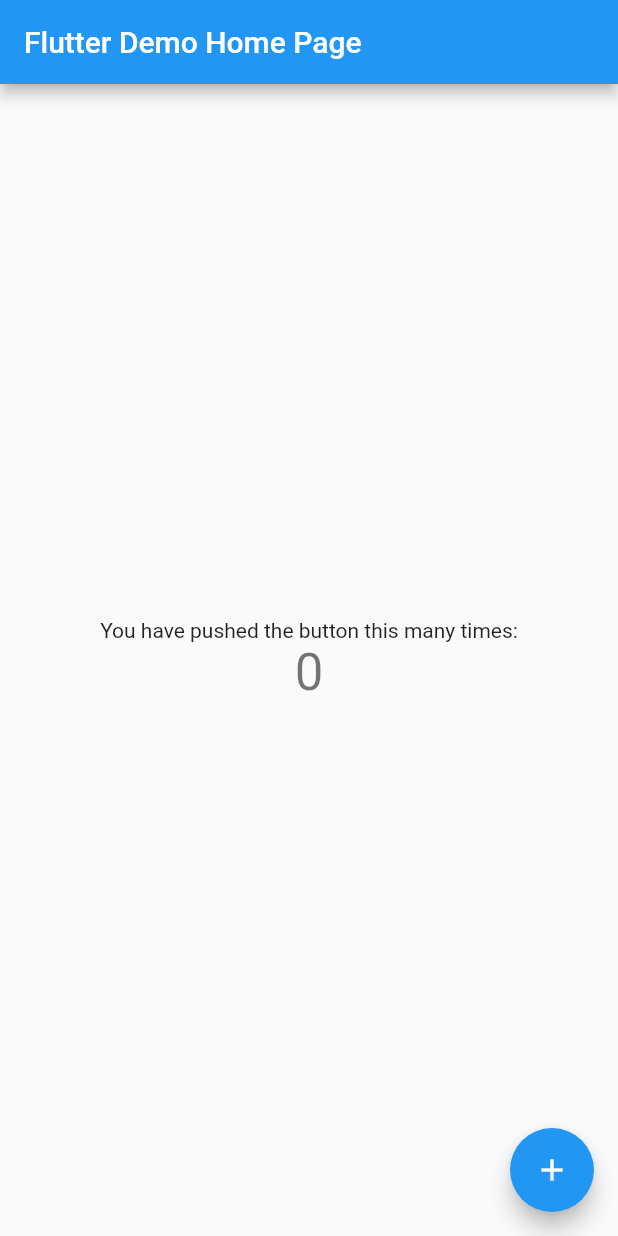
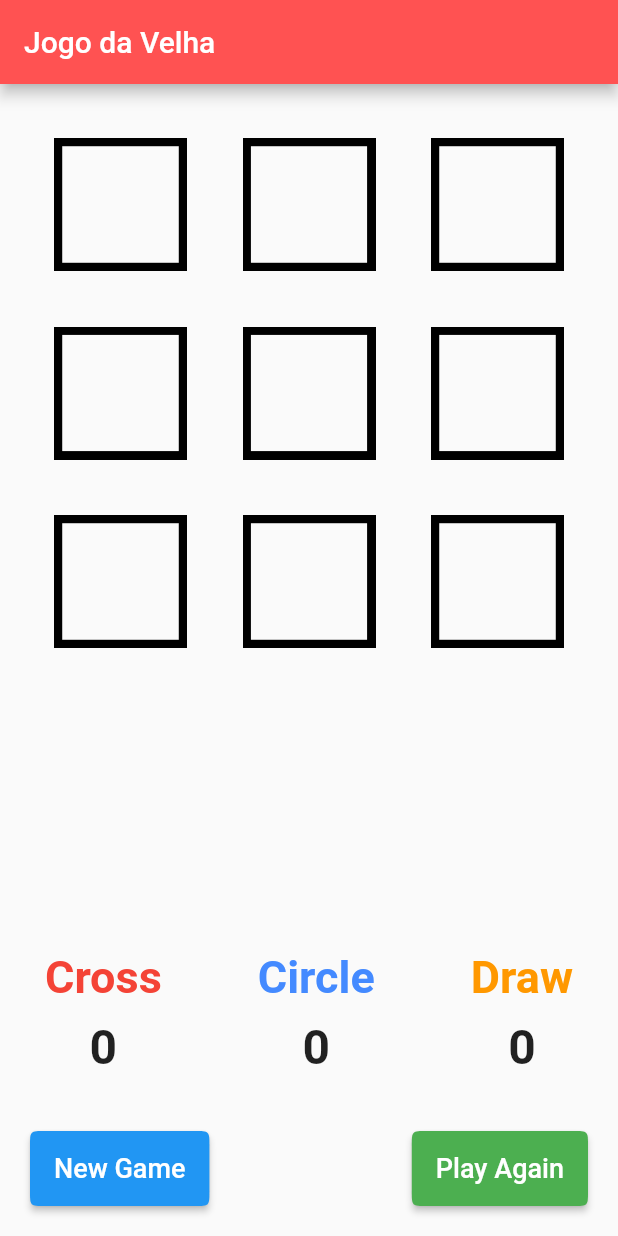
Before and after one commit to Vini03-Alcantra/JogoDaVelha, a Flutter app: the screen it shows after launch, on a phone screen of 412 x 824 dp. Run offline on Flutter 3.47's test engine with Material 2 defaults, Android fonts, the phone set to English and light mode, and no system bars.

Commit message:
Jogo da velha finalizado e funcioando'

```diff
--- /dev/null
+++ b/lib/home_page.dart
@@ -0,0 +1,328 @@
+import 'package:flutter/material.dart';
+
+class HomePage extends StatefulWidget {
+  @override
+  _HomePageState createState() => _HomePageState();
+}
+
+class _HomePageState extends State<HomePage> {
+  final _scaffoldKey = new GlobalKey<ScaffoldState>();
+
+  AssetImage cross = AssetImage("imagens/cross.png");
+  AssetImage circle = AssetImage("imagens/circle.png");
+  AssetImage edit = AssetImage("imagens/edit.png");
+
+  int crossWin = 0;
+  int circleWin = 0;
+  int draw = 0;
+
+  List<String> gameState;
+
+  bool isCross = true;
+  bool gameEnd = false;
+
+
+  @override
+  void initState(){
+    super.initState();
+    setState(() {
+      gameState = [
+        "empty",
+        "empty",
+        "empty",
+        "empty",
+        "empty",
+        "empty",
+        "empty",
+        "empty",
+        "empty",
+      ];
+    });
+  }
+
+  AssetImage getImage(String value){
+    switch (value) {
+      case ('empty'):
+        return edit;
+        break;
+      case ('cross'):
+        return cross;
+        break;
+      case ('circle'):
+        return circle;
+        break;
+      default:
+    }
+  }
+  @override
+  Widget build(BuildContext context) {
+    return Scaffold(
+      key: _scaffoldKey,
+      appBar: AppBar(
+        title: Text("Jogo da Velha", style: TextStyle(color: Colors.white),),
+        backgroundColor: Colors.redAccent,
+      ),
+      body: Column(
+        mainAxisAlignment: MainAxisAlignment.start,
+        crossAxisAlignment: CrossAxisAlignment.center,
+        children: <Widget>[
+          Expanded(
+            child: GridView.builder(
+              padding: const EdgeInsets.all(20.0),
+              gridDelegate: SliverGridDelegateWithFixedCrossAxisCount(
+                crossAxisCount: 3,
+                childAspectRatio: 1.0,
+                crossAxisSpacing: 5.0,
+                mainAxisSpacing: 5.0
+              ),
+              itemCount: gameState.length,
+              itemBuilder: (context, index){
+                return SizedBox(
+                  width: 100,
+                  height: 100,
+                  child: MaterialButton(
+                    onPressed: (){
+                      playGame(index);
+                    },
+                    child: Image(
+                      image: getImage(gameState[index])
+                    ),
+                  ),
+                );
+              }
+            )
+          ),
+          SizedBox(
+            height: 100.0,
+            child: Padding(
+              padding: EdgeInsets.symmetric(horizontal: 30.0),
+              child: Row(
+                mainAxisAlignment: MainAxisAlignment.spaceBetween,
+                children: <Widget>[
+                  Column(
+                    children: <Widget>[
+                      Text("Cross",
+                        style: TextStyle(fontSize: 30, color: Colors.red, fontWeight: FontWeight.bold)
+                      ),
+                      SizedBox(height: 10),
+                      Text(
+                        '$crossWin',
+                        style: TextStyle(
+                          fontSize: 32,
+                          fontWeight: FontWeight.bold
+                        )
+                      )
+                    ],
+                  ),
+                  Column(
+                    children: <Widget>[
+                      Text("Circle",
+                        style: TextStyle(fontSize: 30, color: Colors.blueAccent, fontWeight: FontWeight.bold)
+                      ),
+                      SizedBox(height: 10),
+                      Text(
+                        '$circleWin',
+                        style: TextStyle(
+                          fontSize: 32,
+                          fontWeight: FontWeight.bold
+                        )
+                      )
+                    ],
+                  ),
+                  Column(
+                    children: <Widget>[
+                      Text("Draw",
+                        style: TextStyle(fontSize: 30, color: Colors.orange, fontWeight: FontWeight.bold)
+                      ),
+                      SizedBox(height: 10),
+                      Text(
+                        '$draw',
+                        style: TextStyle(
+                          fontSize: 32,
+                          fontWeight: FontWeight.bold
+                        )
+                      )
+                    ],
+                  ),
+                ],
+              ),
+            ),
+          ),
+          Padding(
+            padding: EdgeInsets.symmetric(horizontal: 20.0, vertical: 20.0),
+            child: Row(
+              mainAxisAlignment: MainAxisAlignment.spaceBetween,
+              children: <Widget>[
+                MaterialButton(
+                  color: Colors.blue,
+                  minWidth: 50.0,
+                  height: 50,
+                  shape: ContinuousRectangleBorder(
+                    borderRadius: BorderRadius.circular(10)
+                  ),
+                  child: Text('New Game',
+                    style: TextStyle(color: Colors.white, fontSize: 18),
+                  ),
+                  onPressed: (){
+                    newGame();
+                  }
+                ),
+                MaterialButton(
+                  color: Colors.green,
+                  minWidth: 50.0,
+                  height: 50,
+                  shape: ContinuousRectangleBorder(
+                    borderRadius: BorderRadius.circular(10)
+                  ),
+                  child: Text('Play Again',
+                    style: TextStyle(color: Colors.white, fontSize: 18),
+                  ),
+                  onPressed: (){
+                    resetGame();
+                  }
+                )
+              ],
+            ),
+          )
+        ],
+      ),
+    );
+  }
+
+  playGame(int index){
+    if (gameState[index] == 'empty') {
+      setState(() {
+        if (isCross) {
+          gameState[index] = "cross";
+        }else{
+          gameState[index] = "circle";
+        }
+        isCross = !isCross;
+        checkWin();
+      });
+    }
+  }
+
+  checkWin(){
+    if (!gameEnd) {
+      if ((gameState[0]) != 'empty' && (gameState[0] == gameState[1]) &&
+      (gameState[1] == gameState[2])) {
+        setState(() {
+          showWinner(gameState[0]);
+          markPoints(gameState[0]);
+          gameEnd = true;
+        });
+      }else if((gameState[3]) != 'empty' && (gameState[3] == gameState[4]) &&
+      (gameState[4] == gameState[5])){
+        setState(() {
+          showWinner(gameState[3]);
+          markPoints(gameState[3]);
+          gameEnd = true;
+        });
+      }else if((gameState[6]) != 'empty' && (gameState[6] == gameState[7]) &&
+      (gameState[7] == gameState[8])){
+        setState(() {
+          showWinner(gameState[6]);
+          markPoints(gameState[6]);
+          gameEnd = true;
+        });
+      }else if((gameState[0]) != 'empty' && (gameState[0] == gameState[3]) &&
+      (gameState[3] == gameState[6])){
+        setState(() {
+          showWinner(gameState[0]);
+          markPoints(gameState[0]);
+          gameEnd = true;
+        });
+      }else if((gameState[1]) != 'empty' && (gameState[1] == gameState[4]) &&
+      (gameState[4] == gameState[7])){
+        setState(() {
+          showWinner(gameState[1]);
+          markPoints(gameState[1]);
+          gameEnd = true;
+        });
+      }else if((gameState[2]) != 'empty' && (gameState[2] == gameState[5]) &&
+      (gameState[5] == gameState[8])){
+        setState(() {
+          showWinner(gameState[2]);
+          markPoints(gameState[2]);
+          gameEnd = true;
+        });
+      }else if((gameState[0]) != 'empty' && (gameState[0] == gameState[4]) &&
+      (gameState[4] == gameState[8])){
+        setState(() {
+          showWinner(gameState[0]);
+          markPoints(gameState[0]);
+          gameEnd = true;
+        });
+      }else if((gameState[2]) != 'empty' && (gameState[2] == gameState[4]) &&
+      (gameState[4] == gameState[6])){
+        showWinner(gameState[2]);
+        markPoints(gameState[2]);
+        setState(() {
+          gameEnd = true;
+        });
+      }else if(!gameState.contains('empty')){
+        setState(() {
+          showWinner('Game Draw');
+          markPoints('draw');
+          gameEnd = true;
+        });
+      }
+    }
+  }
+
+  resetGame(){
+    setState(() {
+      gameState = [
+        "empty",
+        "empty",
+        "empty",
+        "empty",
+        "empty",
+        "empty",
+        "empty",
+        "empty",
+        "empty",
+      ];
+      gameEnd = false;
+    });
+  }
+
+  newGame(){
+    resetGame();
+    setState(() {
+      crossWin = 0;
+      circleWin = 0;
+      draw = 0;
+    });
+  }
+
+  markPoints(String mark){
+    switch (mark) {
+      case ('cross'):
+        setState(() {
+          crossWin += 1;
+        });
+        break;
+        case ('circle'):
+        setState(() {
+          circleWin += 1;
+        });
+        break;
+        case ('draw'):
+        setState(() {
+          draw += 1;
+        });
+        break;
+    }
+  }
+
+  showWinner(String winner){
+    _scaffoldKey.currentState.showSnackBar(
+      SnackBar(content: Text("$winner wins"),
+      duration: Duration(seconds: 3)
+      ),
+    );
+  }
+
+}
--- a/lib/main.dart
+++ b/lib/main.dart
@@ -1,117 +1,19 @@
+import 'package:flutter/cupertino.dart';
 import 'package:flutter/material.dart';
+import 'package:jogodavelha/home_page.dart';
 
-void main() {
-  runApp(MyApp());
-}
+void main() => runApp(Home());
 
-class MyApp extends StatelessWidget {
-  // This widget is the root of your application.
+class Home extends StatelessWidget {
   @override
   Widget build(BuildContext context) {
     return MaterialApp(
-      title: 'Flutter Demo',
+      debugShowCheckedModeBanner: false,
+      title: "Jogo da velha",
       theme: ThemeData(
-        // This is the theme of your application.
-        //
-        // Try running your application with "flutter run". You'll see the
-        // application has a blue toolbar. Then, without quitting the app, try
-        // changing the primarySwatch below to Colors.green and then invoke
-        // "hot reload" (press "r" in the console where you ran "flutter run",
-        // or simply save your changes to "hot reload" in a Flutter IDE).
-        // Notice that the counter didn't reset back to zero; the application
-        // is not restarted.
-        primarySwatch: Colors.blue,
-        // This makes the visual density adapt to the platform that you run
-        // the app on. For desktop platforms, the controls will be smaller and
-        // closer together (more dense) than on mobile platforms.
-        visualDensity: VisualDensity.adaptivePlatformDensity,
+        primarySwatch: Colors.red
       ),
-      home: MyHomePage(title: 'Flutter Demo Home Page'),
+      home: HomePage(),
     );
   }
 }
-
-class MyHomePage extends StatefulWidget {
-  MyHomePage({Key key, this.title}) : super(key: key);
-
-  // This widget is the home page of your application. It is stateful, meaning
-  // that it has a State object (defined below) that contains fields that affect
-  // how it looks.
-
-  // This class is the configuration for the state. It holds the values (in this
-  // case the title) provided by the parent (in this case the App widget) and
-  // used by the build method of the State. Fields in a Widget subclass are
-  // always marked "final".
-
-  final String title;
-
-  @override
-  _MyHomePageState createState() => _MyHomePageState();
-}
-
-class _MyHomePageState extends State<MyHomePage> {
-  int _counter = 0;
-
-  void _incrementCounter() {
-    setState(() {
-      // This call to setState tells the Flutter framework that something has
-      // changed in this State, which causes it to rerun the build method below
-      // so that the display can reflect the updated values. If we changed
-      // _counter without calling setState(), then the build method would not be
-      // called again, and so nothing would appear to happen.
-      _counter++;
-    });
-  }
-
-  @override
-  Widget build(BuildContext context) {
-    // This method is rerun every time setState is called, for instance as done
-    // by the _incrementCounter method above.
-    //
-    // The Flutter framework has been optimized to make rerunning build methods
-    // fast, so that you can just rebuild anything that needs updating rather
-    // than having to individually change instances of widgets.
-    return Scaffold(
-      appBar: AppBar(
-        // Here we take the value from the MyHomePage object that was created by
-        // the App.build method, and use it to set our appbar title.
-        title: Text(widget.title),
-      ),
-      body: Center(
-        // Center is a layout widget. It takes a single child and positions it
-        // in the middle of the parent.
-        child: Column(
-          // Column is also a layout widget. It takes a list of children and
-          // arranges them vertically. By default, it sizes itself to fit its
-          // children horizontally, and tries to be as tall as its parent.
-          //
-          // Invoke "debug painting" (press "p" in the console, choose the
-          // "Toggle Debug Paint" action from the Flutter Inspector in Android
-          // Studio, or the "Toggle Debug Paint" command in Visual Studio Code)
-          // to see the wireframe for each widget.
-          //
-          // Column has various properties to control how it sizes itself and
-          // how it positions its children. Here we use mainAxisAlignment to
-          // center the children vertically; the main axis here is the vertical
-          // axis because Columns are vertical (the cross axis would be
-          // horizontal).
-          mainAxisAlignment: MainAxisAlignment.center,
-          children: <Widget>[
-            Text(
-              'You have pushed the button this many times:',
-            ),
-            Text(
-              '$_counter',
-              style: Theme.of(context).textTheme.headline4,
-            ),
-          ],
-        ),
-      ),
-      floatingActionButton: FloatingActionButton(
-        onPressed: _incrementCounter,
-        tooltip: 'Increment',
-        child: Icon(Icons.add),
-      ), // This trailing comma makes auto-formatting nicer for build methods.
-    );
-  }
-}
--- a/pubspec.yaml
+++ b/pubspec.yaml
@@ -45,8 +45,8 @@ flutter:
   uses-material-design: true
 
   # To add assets to your application, add an assets section, like this:
-  # assets:
-  #   - images/a_dot_burr.jpeg
+  assets:
+    - imagens/
   #   - images/a_dot_ham.jpeg
 
   # An image asset can refer to one or more resolution-specific "variants", see
```
Also changed, not shown: imagens/circle.png (added), imagens/cross.png (added), imagens/edit.png (added), 1 other file.
